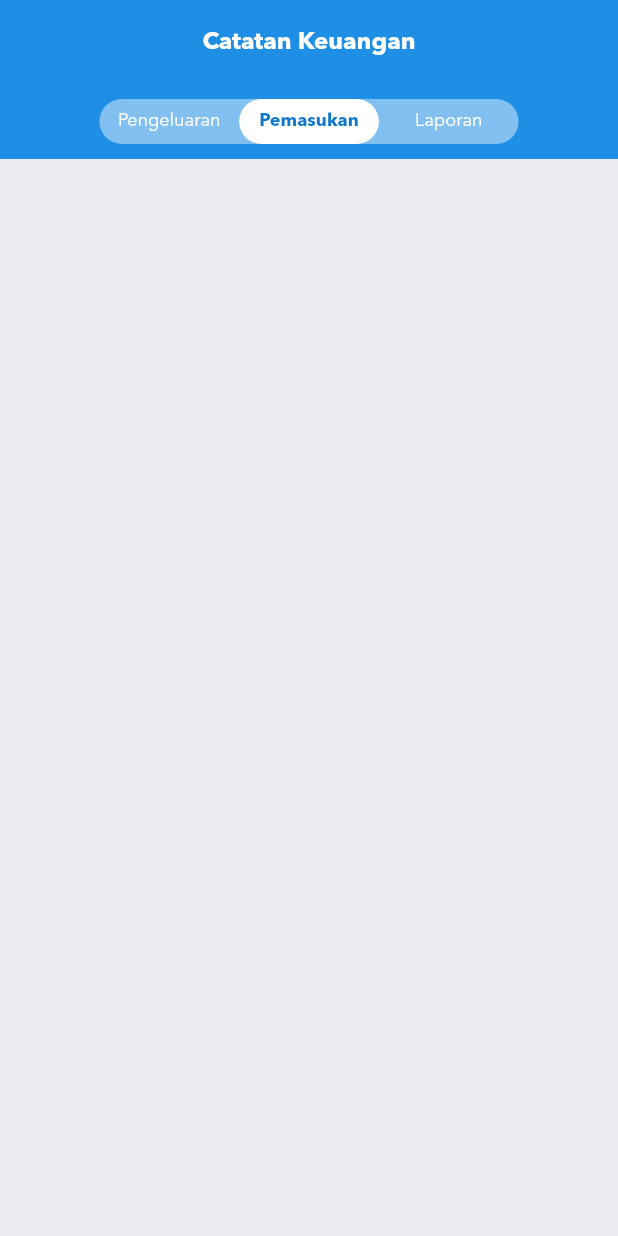
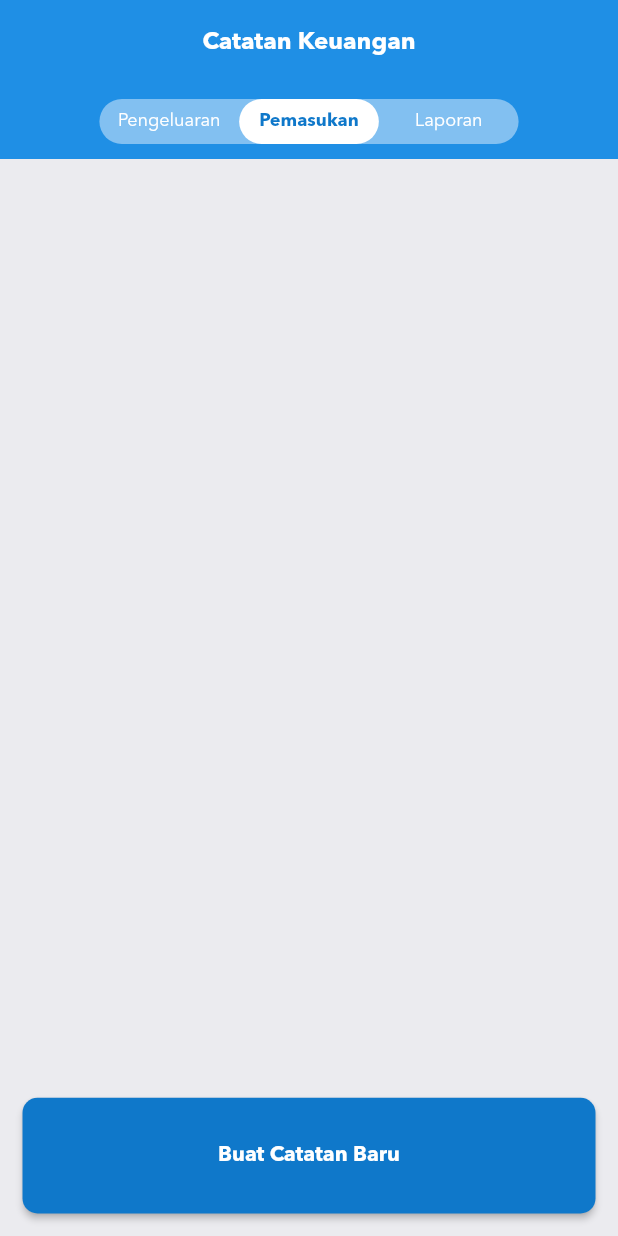
Before and after one commit to itsmerafial141/catatan_keuangan, a Flutter app: the screen it shows after launch, after a tap on "Pemasukan", on a phone screen of 412 x 824 dp. Run offline on Flutter 3.47's test engine with Material 2 defaults, Android fonts, the phone set to English and light mode, and no system bars; our stand-ins replace get.

Commit message:
adding and finishing laporan page and finishing tambah_catatan page

```diff
--- a/lib/app/modules/home/views/home_view.dart
+++ b/lib/app/modules/home/views/home_view.dart
@@ -1,3 +1,4 @@
+import 'package:catatan_keuangan/app/routes/app_pages.dart';
 import 'package:catatan_keuangan/app/values/colors.dart';
 import 'package:catatan_keuangan/app/values/strings.dart';
 import 'package:catatan_keuangan/app/values/styles.dart';
@@ -9,6 +10,7 @@ import '../controllers/home_controller.dart';
 import '../screens/hpg_laporan_screen.dart';
 import '../screens/hpg_pemasukan_screen.dart';
 import '../screens/hpg_pengeluaran_screen.dart';
+import '../widgets/hpg_button_pengeluaran_widget.dart';
 
 class HomeView extends GetView<HomeController> {
   @override
@@ -111,12 +113,24 @@ class HomeView extends GetView<HomeController> {
             ),
             Obx(
               () => controller.appBarTab.value == 0
-                  ? HPGButtonPengeluaranWidget()
+                  ? HPGButtonPengeluaranWidget(
+                      onPressed: () {
+                        Get.toNamed(AppPages.INITIAL_TC);
+                      },
+                    )
                   : controller.appBarTab.value == 1
-                      ? Container()
+                      ? HPGButtonPengeluaranWidget(
+                          onPressed: () {
+                            Get.toNamed(AppPages.INITIAL_TC);
+                          },
+                        )
                       : controller.appBarTab.value == 2
                           ? Container()
-                          : HPGButtonPengeluaranWidget(),
+                          : HPGButtonPengeluaranWidget(
+                              onPressed: () {
+                                Get.toNamed(AppPages.INITIAL_TC);
+                              },
+                            ),
             ),
           ],
         ),
@@ -124,40 +138,3 @@ class HomeView extends GetView<HomeController> {
     );
   }
 }
-
-class HPGButtonPengeluaranWidget extends StatelessWidget {
-  const HPGButtonPengeluaranWidget({
-    Key? key,
-  }) : super(key: key);
-
-  @override
-  Widget build(BuildContext context) {
-    return Container(
-      height: Get.height * 0.13,
-      width: Get.width,
-      padding: EdgeInsets.all(15),
-      color: MyColors.whiteGrey,
-      child: ElevatedButton(
-        onPressed: () {},
-        style: ButtonStyle(
-          shape: MaterialStateProperty.all<OutlinedBorder>(
-            RoundedRectangleBorder(
-              borderRadius: BorderRadius.circular(10),
-            ),
-          ),
-          backgroundColor: MaterialStateProperty.all<Color>(
-            MyColors.darkBlueAccent,
-          ),
-        ),
-        child: Text(
-          "Buat Catatan Baru",
-          style: TextStyle(
-            fontFamily: MyFontFamily.Bold,
-            fontSize: MyStyles.H5,
-            color: MyColors.white,
-          ),
-        ),
-      ),
-    );
-  }
-}
--- /dev/null
+++ b/lib/app/modules/home/widgets/hpg_button_pengeluaran_widget.dart
@@ -0,0 +1,45 @@
+import 'package:flutter/material.dart';
+import 'package:get/get.dart';
+
+import '../../../values/colors.dart';
+import '../../../values/styles.dart';
+
+class HPGButtonPengeluaranWidget extends StatelessWidget {
+  const HPGButtonPengeluaranWidget({
+    Key? key,
+    required this.onPressed,
+  }) : super(key: key);
+
+  final Function() onPressed;
+
+  @override
+  Widget build(BuildContext context) {
+    return Container(
+      height: Get.height * 0.13,
+      width: Get.width,
+      padding: EdgeInsets.all(15),
+      color: MyColors.whiteGrey,
+      child: ElevatedButton(
+        onPressed: onPressed,
+        style: ButtonStyle(
+          shape: MaterialStateProperty.all<OutlinedBorder>(
+            RoundedRectangleBorder(
+              borderRadius: BorderRadius.circular(10),
+            ),
+          ),
+          backgroundColor: MaterialStateProperty.all<Color>(
+            MyColors.darkBlueAccent,
+          ),
+        ),
+        child: Text(
+          "Buat Catatan Baru",
+          style: TextStyle(
+            fontFamily: MyFontFamily.Bold,
+            fontSize: MyStyles.H5,
+            color: MyColors.white,
+          ),
+        ),
+      ),
+    );
+  }
+}
--- a/lib/app/routes/app_pages.dart
+++ b/lib/app/routes/app_pages.dart
@@ -1,16 +1,19 @@
-// ignore_for_file: constant_identifier_names
-
 import 'package:get/get.dart';
 
 import 'package:catatan_keuangan/app/modules/home/bindings/home_binding.dart';
 import 'package:catatan_keuangan/app/modules/home/views/home_view.dart';
+import 'package:catatan_keuangan/app/modules/tambah_catatan/bindings/tambah_catatan_binding.dart';
+import 'package:catatan_keuangan/app/modules/tambah_catatan/views/tambah_catatan_view.dart';
+
+// ignore_for_file: constant_identifier_names
 
 part 'app_routes.dart';
 
 class AppPages {
   AppPages._();
 
-  static const INITIAL = Routes.HOME;
+  static const INITIAL_H = Routes.HOME;
+  static const INITIAL_TC = Routes.TAMBAH_CATATAN;
 
   static final routes = [
     GetPage(
@@ -18,5 +21,10 @@ class AppPages {
       page: () => HomeView(),
       binding: HomeBinding(),
     ),
+    GetPage(
+      name: _Paths.TAMBAH_CATATAN,
+      page: () => TambahCatatanView(),
+      binding: TambahCatatanBinding(),
+    ),
   ];
 }
--- a/lib/app/routes/app_routes.dart
+++ b/lib/app/routes/app_routes.dart
@@ -7,8 +7,10 @@ abstract class Routes {
   Routes._();
 
   static const HOME = _Paths.HOME;
+  static const TAMBAH_CATATAN = _Paths.TAMBAH_CATATAN;
 }
 
 abstract class _Paths {
   static const HOME = '/home';
+  static const TAMBAH_CATATAN = '/tambah-catatan';
 }
--- a/lib/app/values/strings.dart
+++ b/lib/app/values/strings.dart
@@ -2,6 +2,7 @@ import 'package:catatan_keuangan/app/values/colors.dart';
 import 'package:flutter/material.dart';
 
 class MyStrings {
+  // Homepage
   static List<String> listAppbarTab = [
     "Pengeluaran",
     "Pemasukan",
@@ -32,4 +33,34 @@ class MyStrings {
       color: MyColors.darkBlueAccent,
     ),
   ];
+
+  // Tambah Catatan
+  static var listTabTambahCatatan = [
+    "Pengeluaran",
+    "Pemasukan",
+  ];
+
+  static var listIconTextFieldTambahCatatan = [
+    Icons.money_off_rounded,
+    Icons.auto_awesome_mosaic_outlined,
+    Icons.date_range_rounded,
+    Icons.payments_outlined,
+    Icons.note_outlined,
+  ];
+
+  static var listLabelTextFieldCatatanPembayaran = [
+    "Jumlah",
+    "Kategori",
+    "Tanggal",
+    "Pembayaran",
+    "Note",
+  ];
+
+  static var listHintTextFieldCatatanKeuangan = [
+    "Rp",
+    "Pilih Kategori",
+    "Pilih Tangagl",
+    "Pilih Pembayaran",
+    "Opsional",
+  ];
 }
--- a/lib/main.dart
+++ b/lib/main.dart
@@ -10,16 +10,17 @@ void main() {
   runApp(
     AnnotatedRegion<SystemUiOverlayStyle>(
       value: SystemUiOverlayStyle(
-        statusBarColor: MyColors.blueAccent, //set as per your  status bar color
-        systemNavigationBarColor:
-            MyColors.dark, //set as per your navigation bar color
+        statusBarColor: Colors.blueAccent, //set as per your  status bar color
+        statusBarBrightness: Brightness.light,
         statusBarIconBrightness:
             Brightness.light, //set as per your status bar icons' color
-        systemNavigationBarIconBrightness: Brightness.dark,
+        systemNavigationBarColor:
+            MyColors.black, //set as per your navigation bar color
+        systemNavigationBarIconBrightness: Brightness.light,
       ),
       child: GetMaterialApp(
-        title: "Application",
-        initialRoute: AppPages.INITIAL,
+        title: "Catatan Keuangan",
+        initialRoute: AppPages.INITIAL_H,
         getPages: AppPages.routes,
         debugShowCheckedModeBanner: false,
       ),
```
Also changed, not shown: lib/app/modules/tambah_catatan/bindings/tambah_catatan_binding.dart (added, +12 -0 lines), lib/app/modules/tambah_catatan/controllers/tambah_catatan_controller.dart (added, +31 -0 lines), lib/app/modules/tambah_catatan/views/tambah_catatan_view.dart (added, +453 -0 lines).
